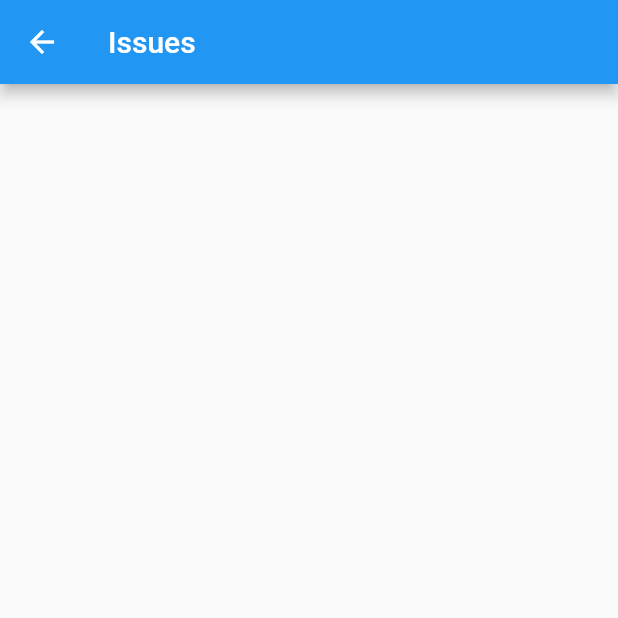
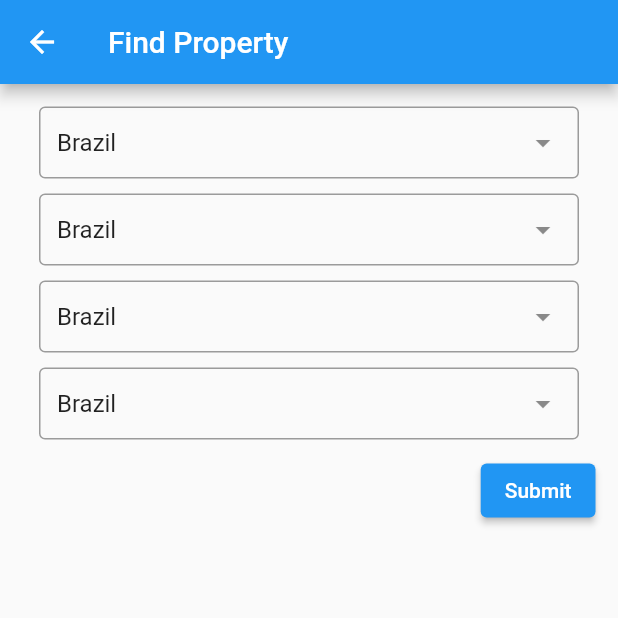
Before and after one commit to dVp007/delta, a Flutter app: the Property screen opened by its route, on a phone screen of 412 x 824 dp, the top half of it. Run offline on Flutter 3.47's test engine with Material 2 defaults, Android fonts, the phone set to English and light mode, and no system bars; drawn by our look-alikes of dropdown_search; our stand-ins replace flutter_svg.

Commit message:
added remaining screens

```diff
--- a/lib/campaigns.dart
+++ b/lib/campaigns.dart
@@ -1,4 +1,5 @@
 import 'package:delta/intensions.dart';
+import 'package:delta/issues.dart';
 import 'package:flutter/material.dart';
 import './data/question.dart';
 import 'model/question.dart';
@@ -24,7 +25,7 @@ class _campaignState extends State<Campaigns> {
           leading: IconButton(
             icon: const Icon(Icons.arrow_back, color: Colors.white),
             onPressed: () => Navigator.push(
-                context, MaterialPageRoute(builder: (context) => Intensions())),
+                context, MaterialPageRoute(builder: (context) => Issues())),
           ),
           title: const Text("Campaigns"),
         ),
@@ -108,7 +109,8 @@ class _campaignState extends State<Campaigns> {
                       Container(
                         child: ElevatedButton(
                           onPressed: () {
-                            print('Submitted');
+                            Navigator.pushReplacementNamed(
+                                context, "intensions");
                           },
                           child: const Text("submit"),
                         ),
--- a/lib/issues.dart
+++ b/lib/issues.dart
@@ -1,6 +1,7 @@
 // ignore_for_file: camel_case_types, must_be_immutable
 
 import 'package:delta/intensions.dart';
+import 'package:delta/property-address.dart';
 import 'package:flutter/material.dart';
 import 'package:flutter/services.dart';
 
@@ -23,7 +24,7 @@ class _issuesState extends State<Issues> {
           leading: IconButton(
               icon: const Icon(Icons.arrow_back, color: Colors.white),
               onPressed: () => Navigator.push(context,
-                  MaterialPageRoute(builder: (context) => Intensions()))),
+                  MaterialPageRoute(builder: (context) => PropertyAddress()))),
           title: const Text("Issues"),
         ),
         body: Container(
@@ -100,7 +101,8 @@ class _issuesState extends State<Issues> {
                       Container(
                         child: ElevatedButton(
                           onPressed: () {
-                            print('Submitted');
+                            Navigator.pushReplacementNamed(
+                                context, "campaigns");
                           },
                           child: const Text("submit"),
                         ),
--- a/lib/main.dart
+++ b/lib/main.dart
@@ -1,3 +1,4 @@
+import 'package:delta/property-address.dart';
 import 'package:flutter/material.dart';
 import 'intensions.dart';
 import 'campaigns.dart';
@@ -23,7 +24,8 @@ class MyApp extends StatelessWidget {
         "intensions": (context) => Intensions(),
         "campaigns": (context) => Campaigns(),
         "issues": (context) => Issues(),
-        "findProperty": (context) => Property()
+        "findProperty": (context) => Property(),
+        "propertyAddress": (context) => PropertyAddress()
       },
     );
   }
--- a/lib/property.dart
+++ b/lib/property.dart
@@ -1,6 +1,6 @@
 import 'package:delta/main.dart';
 import 'package:flutter/material.dart';
-//import 'package:dropdown_search/dropdown_search.dart';
+import 'package:dropdown_search/dropdown_search.dart';
 import './data/question.dart';
 
 class Property extends StatefulWidget {
@@ -20,11 +20,67 @@ class _propertyState extends State<Property> {
   Widget build(BuildContext context) {
     return Scaffold(
         appBar: AppBar(
-      leading: IconButton(
-          icon: const Icon(Icons.arrow_back, color: Colors.white),
-          onPressed: () => Navigator.push(
-              context, MaterialPageRoute(builder: (context) => MyApp()))),
-      title: const Text("Issues"),
-    ));
+          leading: IconButton(
+              icon: const Icon(Icons.arrow_back, color: Colors.white),
+              onPressed: () => Navigator.push(
+                  context, MaterialPageRoute(builder: (context) => MyApp()))),
+          title: const Text("Find Property"),
+        ),
+        body: Padding(
+          padding: const EdgeInsets.all(15),
+          child: Column(mainAxisAlignment: MainAxisAlignment.start, children: [
+            Container(
+              width: 360,
+              margin: const EdgeInsets.only(bottom: 10),
+              child: DropdownSearch<String>(
+                  mode: Mode.DIALOG,
+                  items: ["Brazil", "Tunisia", 'Canada'],
+                  onChanged: print,
+                  showSearchBox: true,
+                  selectedItem: "Brazil"),
+            ),
+            Container(
+              width: 360,
+              margin: const EdgeInsets.only(bottom: 10),
+              child: DropdownSearch<String>(
+                  mode: Mode.DIALOG,
+                  items: ["Brazil", "Tunisia", 'Canada'],
+                  onChanged: print,
+                  showSearchBox: true,
+                  selectedItem: "Brazil"),
+            ),
+            Container(
+              width: 360,
+              margin: const EdgeInsets.only(bottom: 10),
+              child: DropdownSearch<String>(
+                  mode: Mode.DIALOG,
+                  items: ["Brazil", "Tunisia", 'Canada'],
+                  onChanged: print,
+                  showSearchBox: true,
+                  selectedItem: "Brazil"),
+            ),
+            Container(
+              width: 360,
+              margin: const EdgeInsets.only(bottom: 10),
+              child: DropdownSearch<String>(
+                  mode: Mode.DIALOG,
+                  items: ["Brazil", "Tunisia", 'Canada'],
+                  onChanged: print,
+                  showSearchBox: true,
+                  selectedItem: "Brazil"),
+            ),
+            Row(
+              mainAxisAlignment: MainAxisAlignment.end,
+              children: [
+                ElevatedButton(
+                    onPressed: () => {
+                          Navigator.pushReplacementNamed(
+                              context, "propertyAddress")
+                        },
+                    child: const Text('Submit'))
+              ],
+            )
+          ]),
+        ));
   }
 }
--- a/pubspec.yaml
+++ b/pubspec.yaml
@@ -37,8 +37,8 @@ dependencies:
 dev_dependencies:
   flutter_test:
     sdk: flutter
+  flutter_svg: ^1.0.3
   dropdown_search: ^2.0.1
-
   # The "flutter_lints" package below contains a set of recommended lints to
   # encourage good coding practices. The lint set provided by the package is
   # activated in the `analysis_options.yaml` file located at the root of your
@@ -59,6 +59,7 @@ flutter:
   # To add assets to your application, add an assets section, like this:
   assets:
     - logo.png
+    - login.svg
   #   - images/a_dot_ham.jpeg
 
   # An image asset can refer to one or more resolution-specific "variants", see
```
Also changed, not shown: lib/intensions.dart (+5 -3 lines), lib/property-address.dart (added, +80 -0 lines), pubspec.lock.
